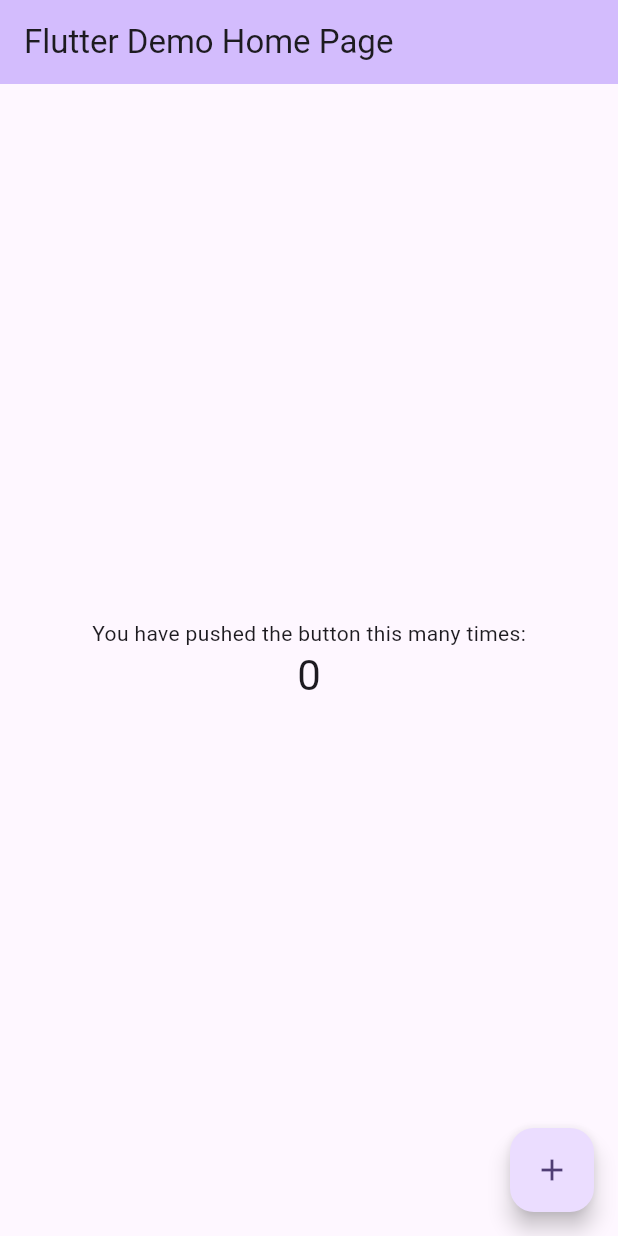
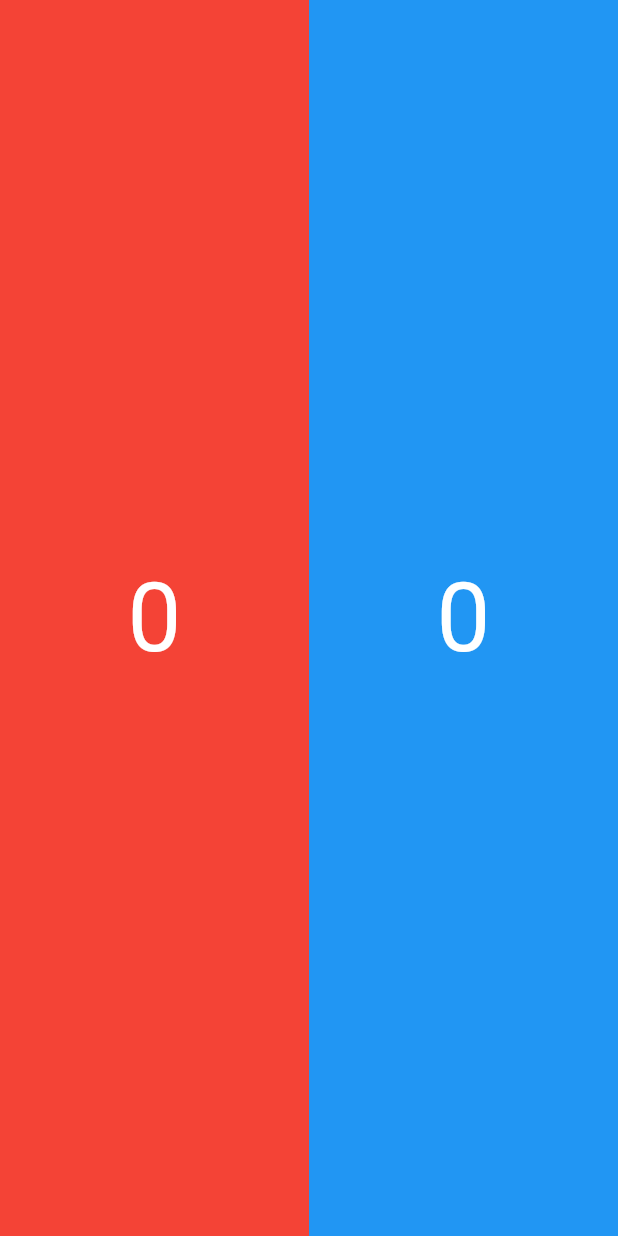
Before and after one commit to ThomasRooyakkers/KickerCounter, a Flutter app: the screen it shows after launch, on a phone screen of 412 x 824 dp. Run offline on Flutter 3.47's test engine with Material 2 defaults, Android fonts, the phone set to English and light mode, and no system bars.

Commit message:
Basic features - No Winner

```diff
--- a/lib/main.dart
+++ b/lib/main.dart
@@ -1,4 +1,5 @@
 import 'package:flutter/material.dart';
+import 'package:provider/provider.dart';
 
 void main() {
   runApp(const MyApp());
@@ -10,116 +11,83 @@ class MyApp extends StatelessWidget {
   // This widget is the root of your application.
   @override
   Widget build(BuildContext context) {
-    return MaterialApp(
-      title: 'Flutter Demo',
-      theme: ThemeData(
-        // This is the theme of your application.
-        //
-        // TRY THIS: Try running your application with "flutter run". You'll see
-        // the application has a blue toolbar. Then, without quitting the app,
-        // try changing the seedColor in the colorScheme below to Colors.green
-        // and then invoke "hot reload" (save your changes or press the "hot
-        // reload" button in a Flutter-supported IDE, or press "r" if you used
-        // the command line to start the app).
-        //
-        // Notice that the counter didn't reset back to zero; the application
-        // state is not lost during the reload. To reset the state, use hot
-        // restart instead.
-        //
-        // This works for code too, not just values: Most code changes can be
-        // tested with just a hot reload.
-        colorScheme: ColorScheme.fromSeed(seedColor: Colors.deepPurple),
-        useMaterial3: true,
-      ),
-      home: const MyHomePage(title: 'Flutter Demo Home Page'),
-    );
+    return ChangeNotifierProvider(
+        create: (context) => ScoreState(),
+        child: MaterialApp(
+          title: 'UWU',
+          theme: ThemeData(
+            colorScheme: ColorScheme.fromSeed(seedColor: Colors.green),
+            useMaterial3: true,
+          ),
+          home: const MyHomePage(),
+        ));
   }
 }
 
-class MyHomePage extends StatefulWidget {
-  const MyHomePage({super.key, required this.title});
+class ScoreState extends ChangeNotifier {
+  var scoreLeft = 0;
+  var scoreRight = 0;
+  final scoreDifference = 2;
 
-  // This widget is the home page of your application. It is stateful, meaning
-  // that it has a State object (defined below) that contains fields that affect
-  // how it looks.
+  void calculateScore() {
+    if (scoreLeft >= 10 && scoreRight >= 10) {
+      if ((scoreLeft - scoreRight).abs() >= scoreDifference) {
+        print('youre de winnare');
+      }
+    }
+    notifyListeners();
+  }
 
-  // This class is the configuration for the state. It holds the values (in this
-  // case the title) provided by the parent (in this case the App widget) and
-  // used by the build method of the State. Fields in a Widget subclass are
-  // always marked "final".
+  void incrementscoreLeft() {
+    scoreLeft++;
+  }
 
-  final String title;
-
-  @override
-  State<MyHomePage> createState() => _MyHomePageState();
+  void incrementScoreRight() {
+    scoreRight++;
+  }
 }
 
-class _MyHomePageState extends State<MyHomePage> {
-  int _counter = 0;
-
-  void _incrementCounter() {
-    setState(() {
-      // This call to setState tells the Flutter framework that something has
-      // changed in this State, which causes it to rerun the build method below
-      // so that the display can reflect the updated values. If we changed
-      // _counter without calling setState(), then the build method would not be
-      // called again, and so nothing would appear to happen.
-      _counter++;
-    });
-  }
+class MyHomePage extends StatelessWidget {
+  const MyHomePage({super.key});
 
   @override
   Widget build(BuildContext context) {
-    // This method is rerun every time setState is called, for instance as done
-    // by the _incrementCounter method above.
-    //
-    // The Flutter framework has been optimized to make rerunning build methods
-    // fast, so that you can just rebuild anything that needs updating rather
-    // than having to individually change instances of widgets.
+    var scoreState = context.watch<ScoreState>();
+    const style = TextStyle(
+        color: Colors.white, fontWeight: FontWeight.normal, fontSize: 64);
     return Scaffold(
-      appBar: AppBar(
-        // TRY THIS: Try changing the color here to a specific color (to
-        // Colors.amber, perhaps?) and trigger a hot reload to see the AppBar
-        // change color while the other colors stay the same.
-        backgroundColor: Theme.of(context).colorScheme.inversePrimary,
-        // Here we take the value from the MyHomePage object that was created by
-        // the App.build method, and use it to set our appbar title.
-        title: Text(widget.title),
-      ),
-      body: Center(
-        // Center is a layout widget. It takes a single child and positions it
-        // in the middle of the parent.
-        child: Column(
-          // Column is also a layout widget. It takes a list of children and
-          // arranges them vertically. By default, it sizes itself to fit its
-          // children horizontally, and tries to be as tall as its parent.
-          //
-          // Column has various properties to control how it sizes itself and
-          // how it positions its children. Here we use mainAxisAlignment to
-          // center the children vertically; the main axis here is the vertical
-          // axis because Columns are vertical (the cross axis would be
-          // horizontal).
-          //
-          // TRY THIS: Invoke "debug painting" (choose the "Toggle Debug Paint"
-          // action in the IDE, or press "p" in the console), to see the
-          // wireframe for each widget.
-          mainAxisAlignment: MainAxisAlignment.center,
-          children: <Widget>[
-            const Text(
-              'You have pushed the button this many times:',
+        body: Row(children: [
+      Expanded(
+          child: GestureDetector(
+              onTap: () {
+                scoreState.incrementscoreLeft();
+                scoreState.calculateScore();
+              },
+              child: Container(
+                color: Colors.red,
+                child: Center(
+                  child: Text(
+                    scoreState.scoreLeft.toString(),
+                    style: style,
+                  ),
+                ),
+              ))),
+      Expanded(
+          child: GestureDetector(
+        onTap: () {
+          scoreState.incrementScoreRight();
+          scoreState.calculateScore();
+        },
+        child: Container(
+          color: Colors.blue,
+          child: Center(
+            child: Text(
+              scoreState.scoreRight.toString(),
+              style: style,
             ),
-            Text(
-              '$_counter',
-              style: Theme.of(context).textTheme.headlineMedium,
-            ),
-          ],
+          ),
         ),
-      ),
-      floatingActionButton: FloatingActionButton(
-        onPressed: _incrementCounter,
-        tooltip: 'Increment',
-        child: const Icon(Icons.add),
-      ), // This trailing comma makes auto-formatting nicer for build methods.
-    );
+      )),
+    ]));
   }
 }
--- a/pubspec.yaml
+++ b/pubspec.yaml
@@ -30,6 +30,7 @@ environment:
 dependencies:
   flutter:
     sdk: flutter
+  provider: ^6.0.5
 
 
   # The following adds the Cupertino Icons font to your application.
```
Also changed, not shown: pubspec.lock, 1 other file.
